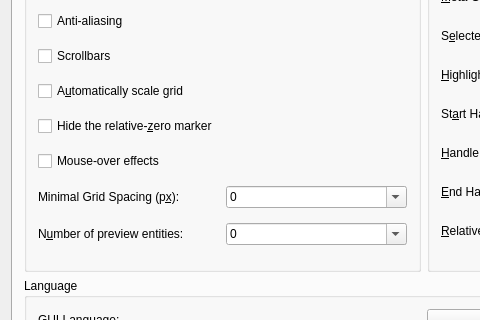
LibreCAD/LibreCAD, file librecad/src/ui/forms/qg_dlgoptionsgeneral.ui: the form before one commit; both pictures show x 0 to 480 and y 221 to 541 of the 847 by 646 pixel window.
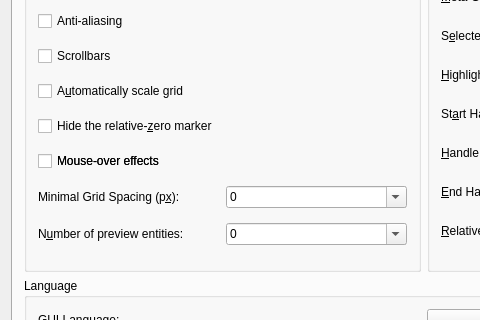
The form after the commit. Icons and pictures are not drawn.

Commit message: issue #1645: enable glowing effects by setting

The edit to the form file:
```diff
--- a/librecad/src/ui/forms/qg_dlgoptionsgeneral.ui
+++ b/librecad/src/ui/forms/qg_dlgoptionsgeneral.ui
@@ -339,6 +339,19 @@
             </property>
            </widget>
           </item>
+          <item row="9" column="0">
+           <widget class="QCheckBox" name="cbVisualizeHovering">
+            <property name="toolTip">
+             <string>Visualize the entity under the cursor</string>
+            </property>
+            <property name="text">
+             <string>Mouse-over effects</string>
+            </property>
+            <property name="shortcut">
+             <string>Alt+Z</string>
+            </property>
+           </widget>
+          </item>
          </layout>
         </widget>
        </item>
```
